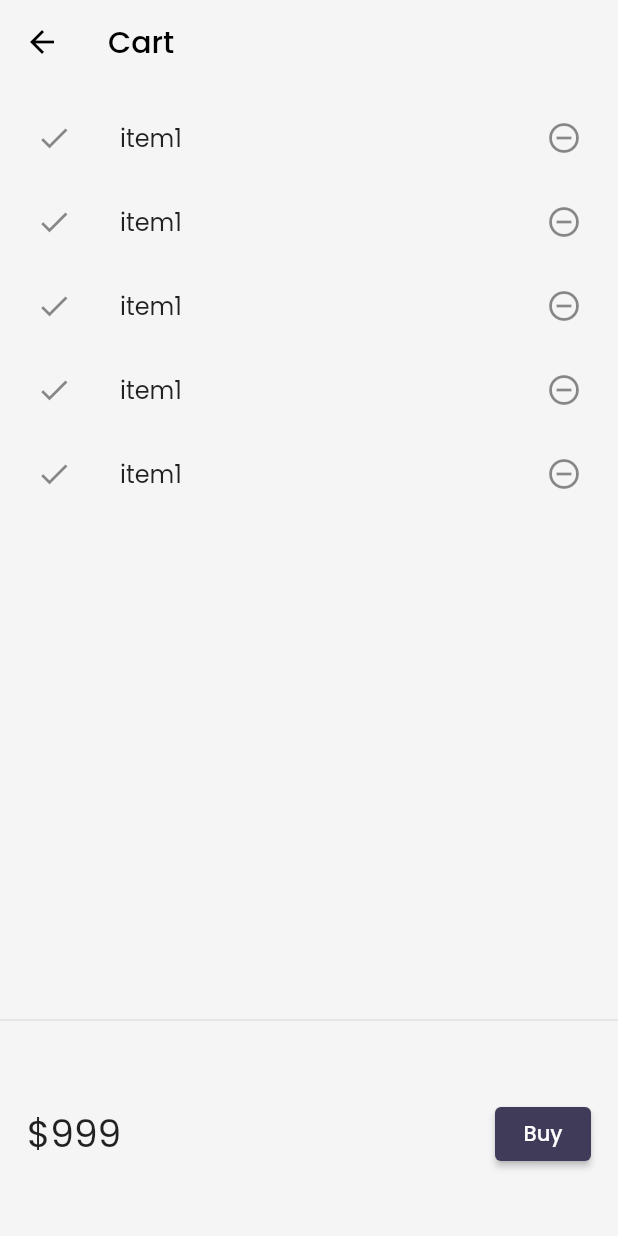
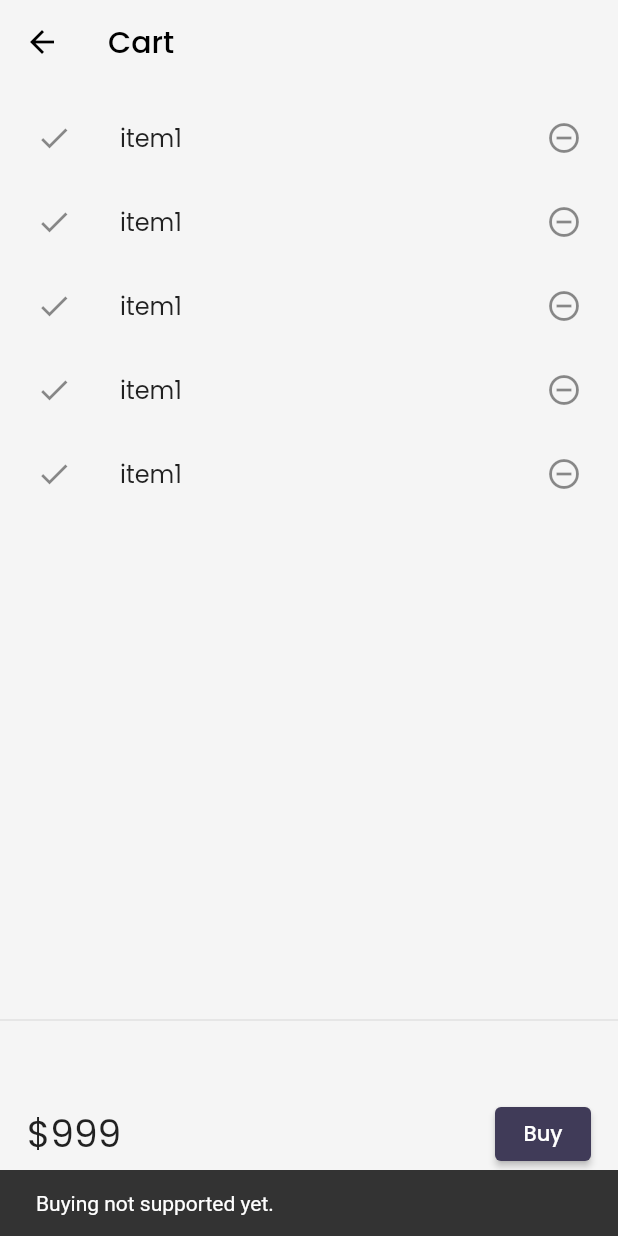
Before and after one commit to FaezAnsar/FirstCatalogApp, a Flutter app: the CartPage screen opened by its route, after a tap on "Buy", on a phone screen of 412 x 824 dp. Run offline on Flutter 3.47's test engine with Material 2 defaults, Android fonts, the phone set to English and light mode, and no system bars; our stand-ins replace google_fonts; network calls fail.

Commit message:
day 20 complete

```diff
--- a/lib/models/catalog.dart
+++ b/lib/models/catalog.dart
@@ -100,10 +100,10 @@ class Item {
 class CatalogModel{
 static  List<Item>?  items  ;
 
-static Item? getbyid(int ID)=>items?.firstWhere((element) => element.id==ID ,orElse:null,);
+ Item? getbyid(int ID)=>items?.firstWhere((element) => element.id==ID ,orElse:null,);
 
 //just made this cuz of tutorial idthink it's necessary
-static Item? getbyPosition(int pos){
+ Item? getbyPosition(int pos){
   var shadow = items;
    if (shadow!=null)
    return shadow[pos];
--- a/lib/pages/cart_page.dart
+++ b/lib/pages/cart_page.dart
@@ -58,7 +58,9 @@ class CartTotal extends StatelessWidget {
         mainAxisAlignment: MainAxisAlignment.spaceBetween,
         children: [
           Text("\$999",style: TextStyle(fontSize:25),),
-          ElevatedButton(onPressed: (){}, child: Text("Buy"),style: ButtonStyle(backgroundColor: MaterialStateProperty.all(Theme.of(context).focusColor)))        ],
+          ElevatedButton(onPressed: (){
+            ScaffoldMessenger.of(context).showSnackBar(SnackBar(content: Text("Buying not supported yet.")));
+          }, child: Text("Buy"),style: ButtonStyle(backgroundColor: MaterialStateProperty.all(Theme.of(context).focusColor)))        ],
       ),
     );
   }
```
Also changed, not shown: lib/models/cart.dart (added, +34 -0 lines).
